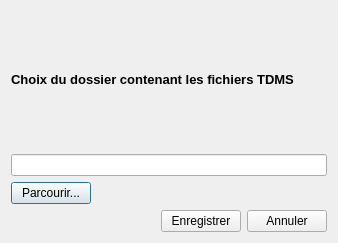
This is parametres.ui in Gab-Metzger/InterfaceHommeManchots as Qt 5 draws it before an edit. The edited form follows.
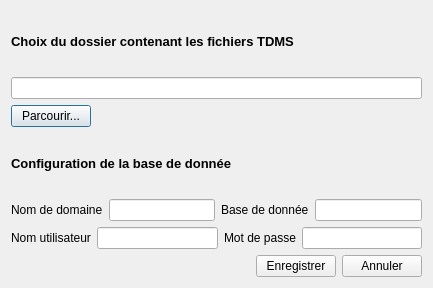
This is the edited form.

The edit to the form file:
```diff
--- a/parametres.ui
+++ b/parametres.ui
@@ -6,8 +6,8 @@
    <rect>
     <x>0</x>
     <y>0</y>
-    <width>338</width>
-    <height>243</height>
+    <width>433</width>
+    <height>288</height>
    </rect>
   </property>
   <property name="windowTitle">
@@ -57,6 +57,72 @@
        </item>
       </layout>
      </item>
+     <item>
+      <widget class="QLabel" name="label_2">
+       <property name="font">
+        <font>
+         <pointsize>10</pointsize>
+         <weight>75</weight>
+         <bold>true</bold>
+        </font>
+       </property>
+       <property name="text">
+        <string>Configuration de la base de donnée</string>
+       </property>
+      </widget>
+     </item>
+     <item>
+      <layout class="QHBoxLayout" name="horizontalLayout_3">
+       <item>
+        <widget class="QLabel" name="label_3">
+         <property name="text">
+          <string>Nom de domaine</string>
+         </property>
+        </widget>
+       </item>
+       <item>
+        <widget class="QLineEdit" name="lineEdit_2"/>
+       </item>
+       <item>
+        <widget class="QLabel" name="label_4">
+         <property name="text">
+          <string>Base de donnée</string>
+         </property>
+        </widget>
+       </item>
+       <item>
+        <widget class="QLineEdit" name="lineEdit_3"/>
+       </item>
+      </layout>
+     </item>
+     <item>
+      <layout class="QHBoxLayout" name="horizontalLayout_4">
+       <item>
+        <widget class="QLabel" name="label_5">
+         <property name="text">
+          <string>Nom utilisateur</string>
+         </property>
+        </widget>
+       </item>
+       <item>
+        <widget class="QLineEdit" name="lineEdit_4"/>
+       </item>
+       <item>
+        <widget class="QLabel" name="label_6">
+         <property name="text">
+          <string>Mot de passe</string>
+         </property>
+        </widget>
+       </item>
+       <item>
+        <widget class="QLineEdit" name="lineEdit_5">
+         <property name="echoMode">
+          <enum>QLineEdit::PasswordEchoOnEdit</enum>
+         </property>
+        </widget>
+       </item>
+      </layout>
+     </item>
      <item>
       <layout class="QHBoxLayout" name="horizontalLayout">
        <item>
```
